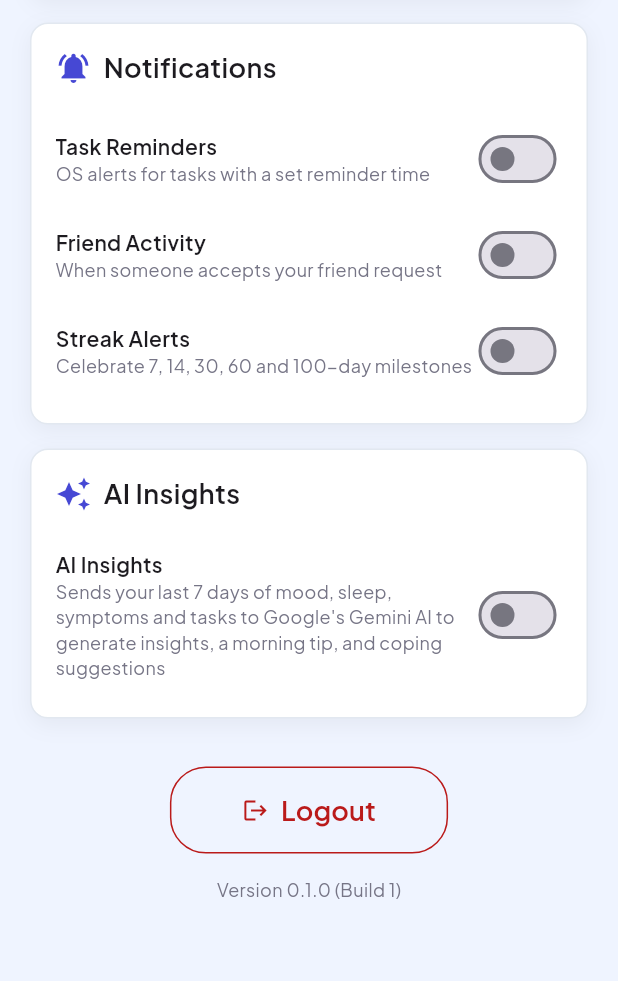
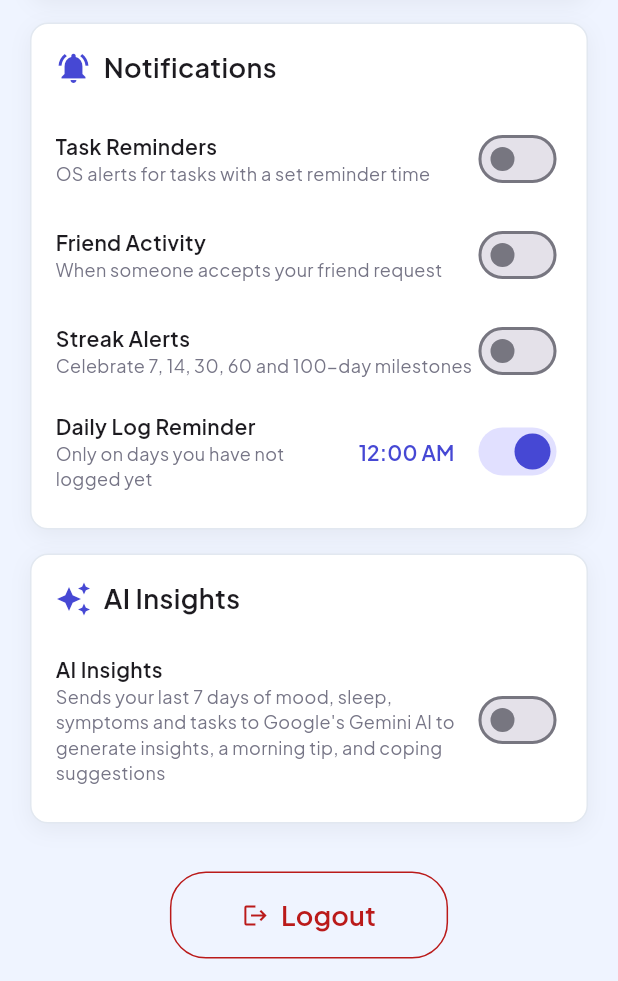
Before and after one commit to sylvesterchungg/BetterME, a Flutter app: the ProfileScreen screen opened directly, scrolled down 440 dp, on a phone screen of 412 x 824 dp, the part 255-1236 px from its top. Run offline on Flutter 3.47's test engine with Material 3 defaults, Android fonts, the phone set to English and light mode, and no system bars; our stand-ins replace cloud_firestore, firebase_auth, firebase_core, flutter_local_notifications, google_fonts, google_generative_ai and 3 more; accounts and stored records are empty.

Commit message:
Added notification service and stats utility functions, updated user model and profile tab UI, and made various improvements to the app provider and main.dart file.

```diff
--- a/betterme/lib/main.dart
+++ b/betterme/lib/main.dart
@@ -10,7 +10,7 @@ import 'theme.dart';
 import 'screens/login_screen.dart';
 import 'screens/main_screen.dart';
 
-void main() async {
+void main() async  {
   WidgetsFlutterBinding.ensureInitialized();
   await Firebase.initializeApp(
     options: DefaultFirebaseOptions.currentPlatform,
--- a/betterme/lib/screens/profile_tab.dart
+++ b/betterme/lib/screens/profile_tab.dart
@@ -320,7 +320,69 @@ class _ProfileTabState extends State<ProfileTab> {
           user.streakAlertsNotif,
           (v) => provider.updateNotificationPrefs(streakAlertsNotif: v),
         ),
+        _buildLogReminderTile(context, provider),
       ],
+    );
+  }
+
+  // FR_905 — daily logging reminder. The switch turns it off entirely (stored
+  // as -1); tapping the time opens a picker. The reminder is suppressed
+  // automatically on any day that already has a log, so the subtitle says so.
+  Widget _buildLogReminderTile(BuildContext context, AppProvider provider) {
+    final minutes = provider.currentUser?.logReminderMinutes ?? -1;
+    final isOn = minutes >= 0;
+    final time = TimeOfDay(
+      hour: isOn ? minutes ~/ 60 : 21,
+      minute: isOn ? minutes % 60 : 0,
+    );
+
+    return Padding(
+      padding: const EdgeInsets.symmetric(vertical: 8),
+      child: Row(
+        mainAxisAlignment: MainAxisAlignment.spaceBetween,
+        children: [
+          Expanded(
+            child: Column(
+              crossAxisAlignment: CrossAxisAlignment.start,
+              children: [
+                const Text(
+                  'Daily Log Reminder',
+                  style: TextStyle(fontSize: 14, fontWeight: FontWeight.w600),
+                ),
+                Text(
+                  isOn ? 'Only on days you have not logged yet' : 'Off',
+                  style: const TextStyle(fontSize: 12, color: AppTheme.outline),
+                ),
+              ],
+            ),
+          ),
+          if (isOn)
+            TextButton(
+              onPressed: () async {
+                final picked =
+                    await showTimePicker(context: context, initialTime: time);
+                if (picked != null) {
+                  await provider
+                      .setLogReminder(picked.hour * 60 + picked.minute);
+                }
+              },
+              child: Text(
+                time.format(context),
+                style: const TextStyle(
+                  fontSize: 14,
+                  fontWeight: FontWeight.w600,
+                  color: AppTheme.primary,
+                ),
+              ),
+            ),
+          Switch(
+            value: isOn,
+            onChanged: (v) => provider
+                .setLogReminder(v ? (time.hour * 60 + time.minute) : -1),
+            activeThumbColor: AppTheme.primary,
+          ),
+        ],
+      ),
     );
   }
 
```
Also changed, not shown: betterme/lib/models/user.dart (+7 -0 lines), betterme/lib/providers/app_provider.dart (+44 -0 lines), betterme/lib/services/notification_service.dart (+74 -5 lines), betterme/lib/utils/stats.dart (+26 -0 lines), 3 other files.
